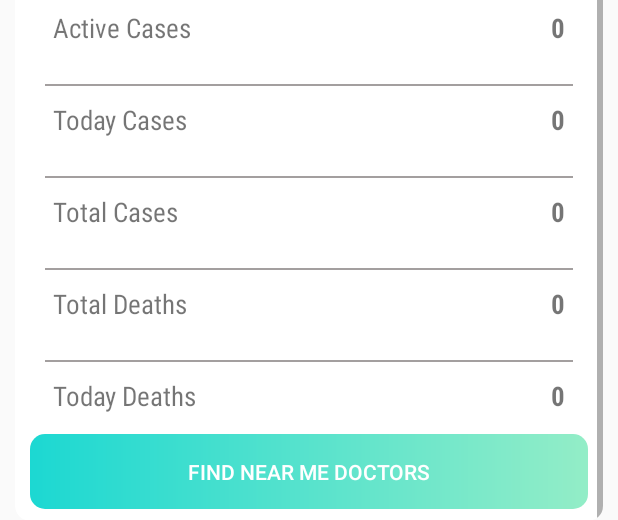
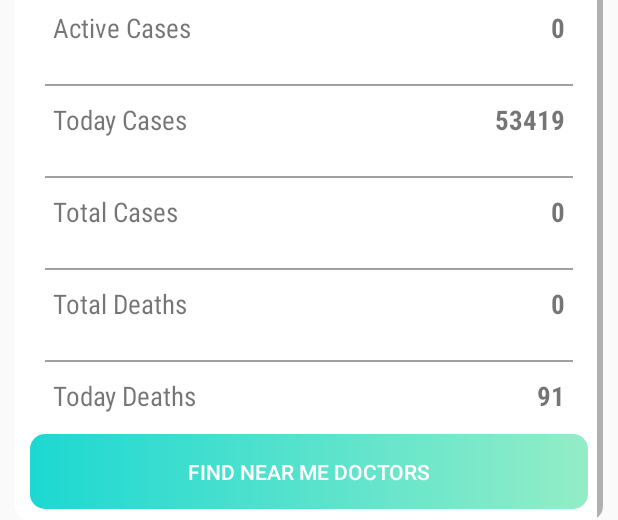
Before and after one commit to IllTushar/CovidCareApp, an Android app: the layout activity_dash_board2.xml on its own in the app's theme, with its tools: preview values and no code run, scrolled down 48 dp, on a phone screen of 412 x 824 dp. Shown: the part 712-1232 px from the top of the screen. Run offline under Robolectric (Android 15) with nearby library versions, the phone set to English and light mode, and no system bars; plain views replace PieChart; network calls fail.

Commit message:
Fourth Commit

```diff
--- a/app/src/main/AndroidManifest.xml
+++ b/app/src/main/AndroidManifest.xml
@@ -12,7 +12,7 @@
 
     <application
         android:allowBackup="true"
-        android:icon="@mipmap/ic_launcher"
+        android:icon="@drawable/covid19"
         android:label="@string/app_name"
         android:roundIcon="@mipmap/ic_launcher_round"
         android:supportsRtl="true"
--- a/app/src/main/res/layout/activity_dash_board2.xml
+++ b/app/src/main/res/layout/activity_dash_board2.xml
@@ -268,7 +268,7 @@
                                 android:textSize="18sp" />
 
                             <TextView
-                                android:id="@+id/tvActive"
+                                android:id="@+id/activecases"
                                 android:layout_width="fill_parent"
                                 android:layout_height="wrap_content"
                                 android:layout_alignParentRight="true"
@@ -303,12 +303,12 @@
                                 android:textSize="18sp" />
 
                             <TextView
-                                android:id="@+id/tvTodayCases"
+                                android:id="@+id/todaycases"
                                 android:layout_width="fill_parent"
                                 android:layout_height="wrap_content"
                                 android:layout_alignParentRight="true"
                                 android:fontFamily="sans-serif-condensed"
-                                android:text="0"
+                                android:text="53419"
                                 android:textAlignment="textEnd"
                                 android:textSize="18sp"
                                 android:textStyle="bold" />
@@ -413,7 +413,7 @@
                                 android:layout_height="wrap_content"
                                 android:layout_alignParentRight="true"
                                 android:fontFamily="sans-serif-condensed"
-                                android:text="0"
+                                android:text="91"
                                 android:textAlignment="textEnd"
                                 android:textSize="18sp"
                                 android:textStyle="bold" />
```
Also changed, not shown: app/src/main/java/com/example/covidcareapp/DashBoardActivity.java (+5 -4 lines), app/src/main/res/drawable/covid19.png (added).
